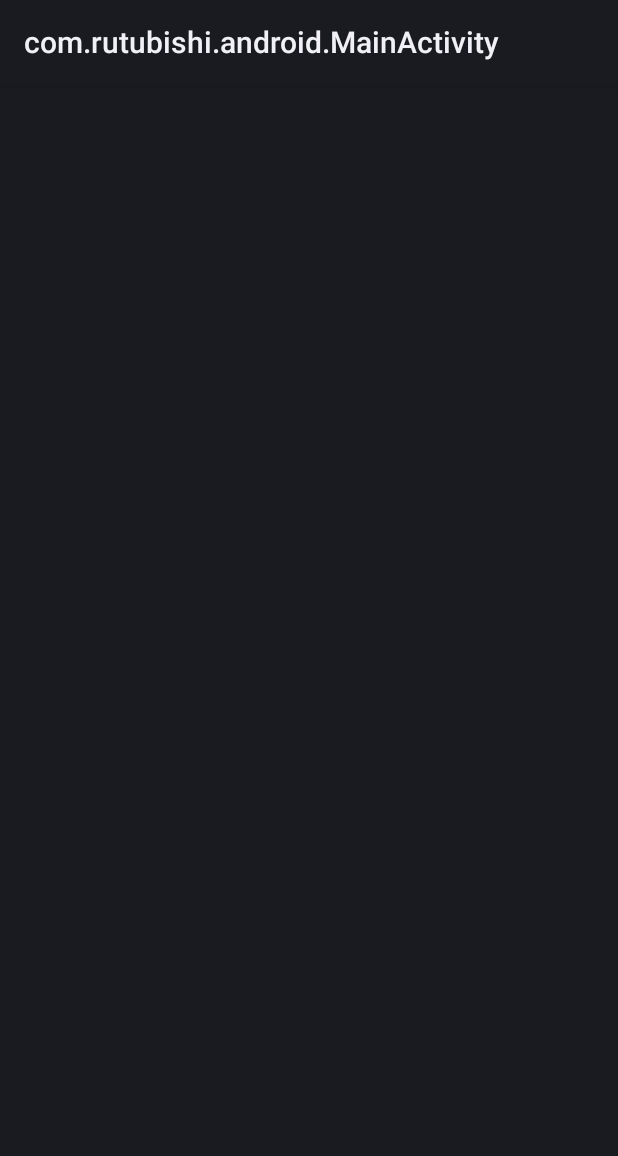
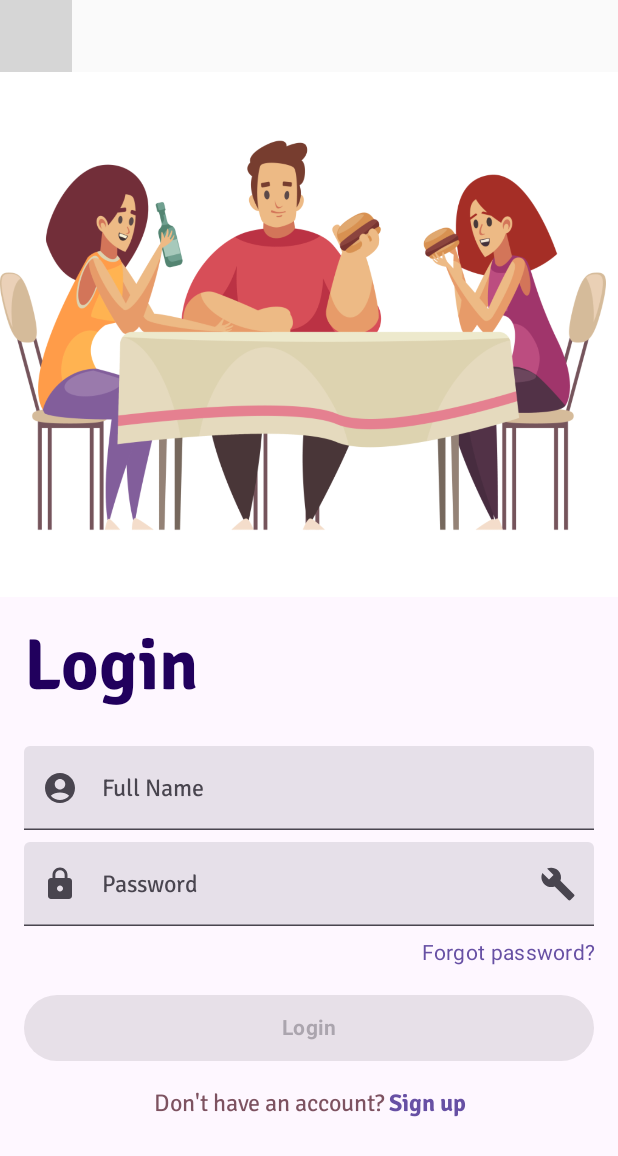
Before and after one commit to rutubishi/TableTop, an Android app built with Jetpack Compose: the screen it shows after launch (MainActivity), on a phone screen of 412 x 824 dp. Shown: the top 1156 px of the screen. Run offline under Robolectric (Android 15) with nearby library versions, the phone set to English and light mode, and no system bars; our stand-ins replace window size class; Roboto replaces fonts that are not available here; 1 statement that could not run was skipped; grey boxes are pictures that could not be loaded.

Commit message:
App: Add

```diff
--- a/android/build.gradle.kts
+++ b/android/build.gradle.kts
@@ -13,7 +13,6 @@ repositories {
 
 dependencies {
     implementation(project(":common"))
-    implementation(libs.bundles.dev)
 
     androidTestImplementation(libs.bundles.test)
     debugImplementation(libs.bundles.debug)
--- a/android/src/main/AndroidManifest.xml
+++ b/android/src/main/AndroidManifest.xml
@@ -3,7 +3,8 @@
     <uses-permission android:name="android.permission.INTERNET"/>
     <application
             android:allowBackup="false"
-            android:supportsRtl="true">
+            android:supportsRtl="true"
+            android:theme="@style/Theme.AppCompat.Light.NoActionBar">
         <activity android:name=".MainActivity" android:exported="true">
             <intent-filter>
                 <action android:name="android.intent.action.MAIN"/>
--- a/android/src/main/java/com/rutubishi/android/ui/navigation/AuthNavHost.kt
+++ b/android/src/main/java/com/rutubishi/android/ui/navigation/AuthNavHost.kt
@@ -1,5 +1,6 @@
 package com.rutubishi.android.ui.navigation
 
+import androidx.compose.foundation.layout.Column
 import androidx.compose.material3.ExperimentalMaterial3Api
 import androidx.compose.runtime.Composable
 import androidx.compose.ui.Modifier
@@ -9,6 +10,7 @@ import androidx.navigation.compose.NavHost
 import androidx.navigation.compose.composable
 import androidx.navigation.compose.rememberNavController
 import com.rutubishi.android.R
+import com.rutubishi.android.ui.presentation.components.AppLoader
 import com.rutubishi.common.ui.presentation.screens.auth.LoginScreen
 import com.rutubishi.common.ui.presentation.screens.auth.RegisterScreen
 
@@ -29,12 +31,14 @@ fun AuthNavHost(
     ){
 
        composable("login"){
+           Column {
                 LoginScreen(
                      tabletMode = tabletMode,
                      modifier = modifier,
                      bannerImg = painterResource(id = R.drawable.login),
                      onNavigateToRegister = { navController.navigate("register") },
                 )
+           }
         }
 
         composable("register"){
--- a/common/src/commonMain/kotlin/com/rutubishi/common/ui/presentation/components/AuthScreenComponents.kt
+++ b/common/src/commonMain/kotlin/com/rutubishi/common/ui/presentation/components/AuthScreenComponents.kt
@@ -213,6 +213,7 @@ fun EmailTextField(
         leadingIcon = { Icon(
             imageVector = Icons.Default.AccountCircle,
             contentDescription = null) },
+        visualTransformation = VisualTransformation.None
     )
 }
 
--- a/common/src/commonMain/kotlin/com/rutubishi/common/ui/presentation/screens/auth/LoginScreen.kt
+++ b/common/src/commonMain/kotlin/com/rutubishi/common/ui/presentation/screens/auth/LoginScreen.kt
@@ -6,6 +6,7 @@ import androidx.compose.material3.ExperimentalMaterial3Api
 import androidx.compose.material3.MaterialTheme
 import androidx.compose.material3.Text
 import androidx.compose.runtime.Composable
+import androidx.compose.runtime.collectAsState
 import androidx.compose.runtime.getValue
 import androidx.compose.runtime.mutableStateOf
 import androidx.compose.runtime.saveable.rememberSaveable
@@ -15,11 +16,15 @@ import androidx.compose.ui.Modifier
 import androidx.compose.ui.graphics.painter.Painter
 import androidx.compose.ui.text.style.TextAlign
 import androidx.compose.ui.unit.dp
+import com.rutubishi.common.data.graphql.GraphQLClient
+import com.rutubishi.common.data.network.Resource
+import com.rutubishi.common.data.repository.AuthRepository
 import com.rutubishi.common.ui.presentation.components.AuthButton
 import com.rutubishi.common.ui.presentation.components.AuthHelperText
 import com.rutubishi.common.ui.presentation.components.AuthScreen
 import com.rutubishi.common.ui.presentation.components.EmailTextField
 import com.rutubishi.common.ui.presentation.components.PasswordTextField
+import kotlinx.coroutines.flow.onEach
 
 @Composable
 @ExperimentalMaterial3Api
@@ -31,23 +36,24 @@ fun LoginScreen(
 ) {
 
     var email by rememberSaveable { mutableStateOf("") }
+    var password by rememberSaveable { mutableStateOf("") }
 
-//    AuthRepository(GraphQLClient.client).login("testMail@gmail.com", "12345678",/*"Bigman Bazzuu","123456"*/)
-//        .onEach { resource ->
-//            when (resource) {
-//                is Resource.Loading -> {
-//                    println("resource is loading: ${resource.data} \n" +
-//                            " Message: ${resource.message}")
-//                }
-//                is Resource.Success -> {
-//                    println("resource is success: ${resource.data?.token} \n Message: ${resource.message}")
-//                }
-//                is Resource.Error -> {
-//                    println("resource is error: ${resource.data} \n" +
-//                            " Message: ${resource.message}")
-//                }
-//            }
-//        }.collectAsState(initial = Resource.Loading())
+    AuthRepository(GraphQLClient.client).login("testMail@gmail.com", "12345678",/*"Bigman Bazzuu","123456"*/)
+        .onEach { resource ->
+            when (resource) {
+                is Resource.Loading -> {
+                    println("resource is loading: ${resource.data} \n" +
+                            " Message: ${resource.message}")
+                }
+                is Resource.Success -> {
+                    println("resource is success: ${resource.data?.token} \n Message: ${resource.message}")
+                }
+                is Resource.Error -> {
+                    println("resource is error: ${resource.data} \n" +
+                            " Message: ${resource.message}")
+                }
+            }
+        }.collectAsState(initial = Resource.Loading())
 
 
     AuthScreen(
--- a/gradle/libs.versions.toml
+++ b/gradle/libs.versions.toml
@@ -1,6 +1,7 @@
 [versions]
 # main
-activity-compose = "1.5.0"
+activity-compose = "1.7.2"
+lottie-compose = "6.0.0"
 windowClassSizesCompose = "1.1.0"
 navigation-compose = "2.5.3"
 constraintlayout-compose = "1.0.1"
@@ -55,6 +56,7 @@ bcrypt-favre="0.10.2"
 # dev
 activity-compose = { module = "androidx.activity:activity-compose", version.ref = "activity-compose" }
 windowClassSizesCompose = { module = "androidx.compose.material3:material3-window-size-class", version.ref = "windowClassSizesCompose" }
+lottie-compose = { module = "com.airbnb.android:lottie-compose", version.ref = "lottie-compose" }
 navigation-compose = { module = "androidx.navigation:navigation-compose", version.ref = "navigation-compose" }
 constraintlayout-compose = { module = "androidx.constraintlayout:constraintlayout-compose", version.ref = "constraintlayout-compose" }
 appcompat = { module = "androidx.appcompat:appcompat", version.ref = "appcompat" }
@@ -110,7 +112,7 @@ bcrypt-favre = { module = "at.favre.lib:bcrypt", version.ref = "bcrypt-favre" }
 [bundles]
 dev = [ "activity-compose", "ui-tooling-preview", "koin-android",
     "koin-androidx-navigation", "koin-androidx-compose", "navigation-compose",
-    "windowClassSizesCompose" ]
+    "windowClassSizesCompose", "lottie-compose" ]
 test = [ "test-compose" ]
 debug = [ "ui-test-manifest", "ui-tooling" ]
 server-main = [ "kgraphql", "kgraphql-ktor", "ktor-server-netty", "ktor-server-core", "logback",
```
Also changed, not shown: android/src/main/java/com/rutubishi/android/ui/presentation/components/AppLoader.kt (added, +38 -0 lines), android/src/main/res/raw/app_loader.json (added, +1 -0 lines), common/build.gradle.kts (+3 -7 lines). Lines whose indentation alone changed are shown as unchanged.
